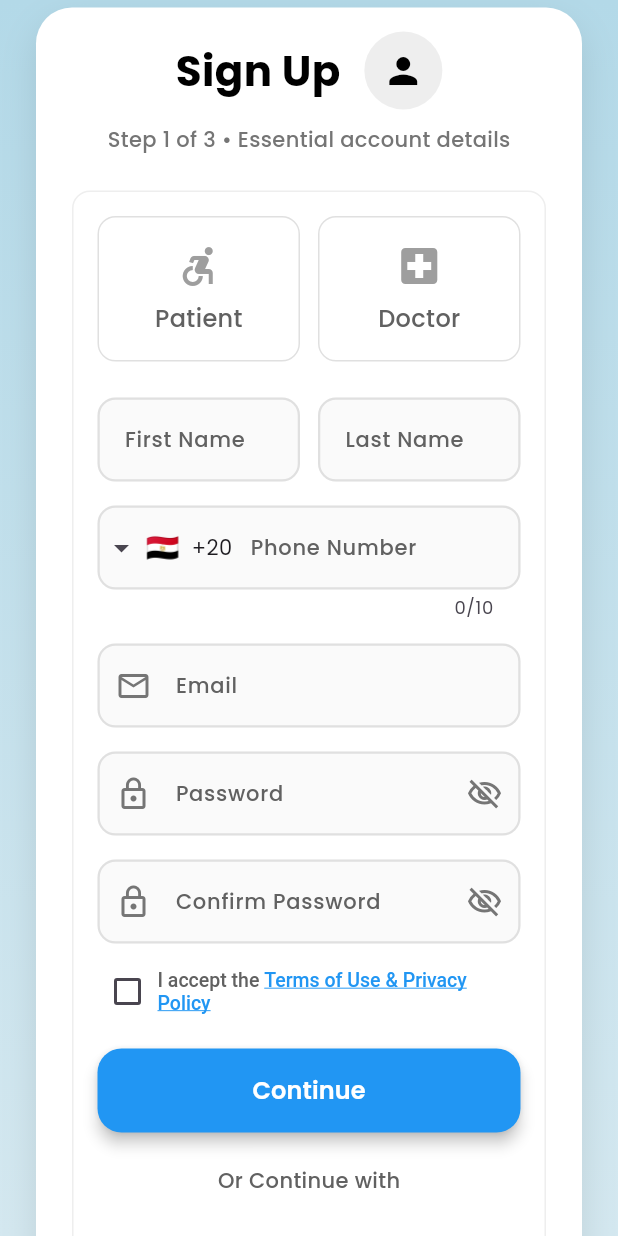
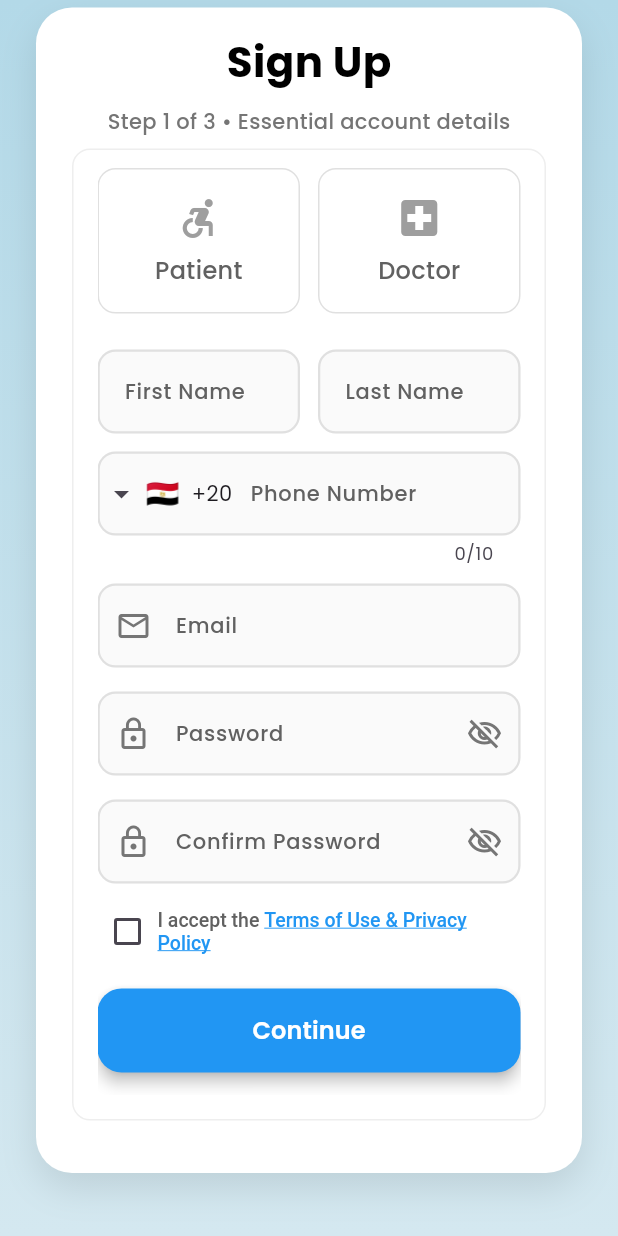
Before and after one commit to Faridanada/Graduation_Project_2026, a Flutter app: the SignUpScreen screen opened by its route, on a phone screen of 412 x 824 dp. Run offline on Flutter 3.47's test engine with Material 3 defaults, Android fonts, the phone set to English and light mode, and no system bars; drawn by our look-alikes of intl_phone_field; our stand-ins replace google_fonts, image_picker, shared_preferences; accounts and stored records are empty.

Commit message:
Update signup and login UI fixes

```diff
--- a/flutter_app/lib/ui/signup.dart
+++ b/flutter_app/lib/ui/signup.dart
@@ -5,10 +5,8 @@ import 'package:image_picker/image_picker.dart';
 import 'package:intl_phone_field/intl_phone_field.dart';
 import '../services/auth_service.dart';
 import '../services/api_service.dart';
-import 'login.dart';
 import 'OnboardingPage.dart';
 import 'TermsAndConditions.dart';
-
 
 class SignUpScreen extends StatefulWidget {
   const SignUpScreen({Key? key}) : super(key: key);
@@ -31,7 +29,6 @@ class _SignUpScreenState extends State<SignUpScreen> {
   late TextEditingController otherDiagnosisController;
   late TextEditingController otherAssistiveDeviceController;
   late TextEditingController otherAllergyController;
-  late TextEditingController otherAffectedAreaController;
   late TextEditingController otherMobilityLevelController;
   late TextEditingController otherMedicationStatusController;
   late TextEditingController otherRehabGoalController;
@@ -45,9 +42,7 @@ class _SignUpScreenState extends State<SignUpScreen> {
   int currentStep = 0;
   String _fullPhoneNumber = '';
   String? selectedGender;
-  String? selectedPainLevel;
   String? selectedDiagnosis;
-  String? selectedAffectedArea;
   String? selectedMobilityLevel;
   String? selectedAssistiveDevice;
   String? selectedMedicationStatus;
@@ -79,7 +74,6 @@ class _SignUpScreenState extends State<SignUpScreen> {
     otherDiagnosisController = TextEditingController();
     otherAssistiveDeviceController = TextEditingController();
     otherAllergyController = TextEditingController();
-    otherAffectedAreaController = TextEditingController();
     otherMobilityLevelController = TextEditingController();
     otherMedicationStatusController = TextEditingController();
     otherRehabGoalController = TextEditingController();
@@ -111,7 +105,6 @@ class _SignUpScreenState extends State<SignUpScreen> {
     otherDiagnosisController.dispose();
     otherAssistiveDeviceController.dispose();
     otherAllergyController.dispose();
-    otherAffectedAreaController.dispose();
     otherMobilityLevelController.dispose();
     otherMedicationStatusController.dispose();
     otherRehabGoalController.dispose();
@@ -274,7 +267,12 @@ class _SignUpScreenState extends State<SignUpScreen> {
   bool _hasSpecialChar(String password) =>
       RegExp(r'[^A-Za-z0-9]').hasMatch(password);
 
-
+  bool get _meetsAllPasswordRequirements =>
+      _hasMinLength(passwordController.text) &&
+      _hasUpperCase(passwordController.text) &&
+      _hasLowerCase(passwordController.text) &&
+      _hasNumber(passwordController.text) &&
+      _hasSpecialChar(passwordController.text);
 
   // Explicit Role tracking variable
   String? selectedRole;
@@ -304,7 +302,9 @@ class _SignUpScreenState extends State<SignUpScreen> {
 
     if (_fullPhoneNumber.isEmpty || !_isPhoneValid(_fullPhoneNumber)) {
       ScaffoldMessenger.of(context).showSnackBar(
-        const SnackBar(content: Text('Please enter a valid phone number with country code')),
+        const SnackBar(
+            content:
+                Text('Please enter a valid phone number with country code')),
       );
       return false;
     }
@@ -381,8 +381,6 @@ class _SignUpScreenState extends State<SignUpScreen> {
 
   bool _validateStepThree() {
     if (selectedDiagnosis == null ||
-        selectedAffectedArea == null ||
-        selectedPainLevel == null ||
         selectedMobilityLevel == null ||
         selectedAssistiveDevice == null ||
         selectedMedicationStatus == null ||
@@ -405,14 +403,6 @@ class _SignUpScreenState extends State<SignUpScreen> {
       return false;
     }
 
-    if (selectedAffectedArea == 'Other' &&
-        otherAffectedAreaController.text.trim().isEmpty) {
-      ScaffoldMessenger.of(context).showSnackBar(
-        const SnackBar(content: Text('Please specify the affected body area')),
-      );
-      return false;
-    }
-
     if (selectedMobilityLevel == 'Other' &&
         otherMobilityLevelController.text.trim().isEmpty) {
       ScaffoldMessenger.of(context).showSnackBar(
@@ -495,7 +485,8 @@ class _SignUpScreenState extends State<SignUpScreen> {
     }
 
     // Prepare Name
-    final fullName = '${firstNameController.text.trim()} ${lastNameController.text.trim()}';
+    final fullName =
+        '${firstNameController.text.trim()} ${lastNameController.text.trim()}';
 
     // Prepare Profile Data Map
     final Map<String, dynamic> profileData = {
@@ -511,15 +502,25 @@ class _SignUpScreenState extends State<SignUpScreen> {
     // If it's a patient, add Step 3 Medical History details
     if (selectedRole != 'doctor') {
       profileData.addAll({
-        "diagnosis": selectedDiagnosis == 'Other' ? otherDiagnosisController.text.trim() : selectedDiagnosis,
-        "affectedArea": selectedAffectedArea == 'Other' ? otherAffectedAreaController.text.trim() : selectedAffectedArea,
-        "currentPainLevel": selectedPainLevel,
-        "mobilityLimitations": selectedMobilityLevel == 'Other' ? otherMobilityLevelController.text.trim() : selectedMobilityLevel,
-        "assistiveDevices": selectedAssistiveDevice == 'Other' ? otherAssistiveDeviceController.text.trim() : selectedAssistiveDevice,
-        "currentMedicationUse": selectedMedicationStatus == 'Other' ? otherMedicationStatusController.text.trim() : selectedMedicationStatus,
-        "allergies": selectedAllergyStatus == 'Other' ? otherAllergyController.text.trim() : selectedAllergyStatus,
+        "diagnosis": selectedDiagnosis == 'Other'
+            ? otherDiagnosisController.text.trim()
+            : selectedDiagnosis,
+        "mobilityLimitations": selectedMobilityLevel == 'Other'
+            ? otherMobilityLevelController.text.trim()
+            : selectedMobilityLevel,
+        "assistiveDevices": selectedAssistiveDevice == 'Other'
+            ? otherAssistiveDeviceController.text.trim()
+            : selectedAssistiveDevice,
+        "currentMedicationUse": selectedMedicationStatus == 'Other'
+            ? otherMedicationStatusController.text.trim()
+            : selectedMedicationStatus,
+        "allergies": selectedAllergyStatus == 'Other'
+            ? otherAllergyController.text.trim()
+            : selectedAllergyStatus,
         "injuryDate": injuryDateController.text.trim(),
-        "rehabilitationGoal": selectedRehabGoal == 'Other' ? otherRehabGoalController.text.trim() : selectedRehabGoal,
+        "rehabilitationGoal": selectedRehabGoal == 'Other'
+            ? otherRehabGoalController.text.trim()
+            : selectedRehabGoal,
       });
     }
 
@@ -656,8 +657,16 @@ class _SignUpScreenState extends State<SignUpScreen> {
   Widget _buildStepOneContent() {
     return Column(
       children: [
-        // ROLE SELECTION UI
-        Row(
+        _buildRoleSelection(),
+        const SizedBox(height: 24),
+        _buildStepOneFormFields(),
+        _buildStepOneSocialButtons(),
+      ],
+    );
+  }
+
+  Widget _buildRoleSelection() {
+    return Row(
       children: [
         Expanded(
           child: GestureDetector(
@@ -757,8 +766,12 @@ class _SignUpScreenState extends State<SignUpScreen> {
           ),
         ),
       ],
-        ),
-        const SizedBox(height: 24),
+    );
+  }
+
+  Widget _buildStepOneFormFields() {
+    return Column(
+      children: [
         Row(
           children: [
             Expanded(
@@ -782,7 +795,7 @@ class _SignUpScreenState extends State<SignUpScreen> {
             ),
           ],
         ),
-        const SizedBox(height: 16),
+        const SizedBox(height: 12),
         IntlPhoneField(
           controller: phoneController,
           initialCountryCode: 'EG',
@@ -804,7 +817,7 @@ class _SignUpScreenState extends State<SignUpScreen> {
             });
           },
         ),
-        const SizedBox(height: 16),
+        const SizedBox(height: 12),
         TextField(
           controller: emailController,
           keyboardType: TextInputType.emailAddress,
@@ -860,7 +873,8 @@ class _SignUpScreenState extends State<SignUpScreen> {
             ),
           ),
         ),
-        if (passwordController.text.isNotEmpty) ...[
+        if (passwordController.text.isNotEmpty &&
+            (!_meetsAllPasswordRequirements || !_passwordsMatch)) ...[
           const SizedBox(height: 12),
           Container(
             padding: const EdgeInsets.all(12),
@@ -956,7 +970,8 @@ class _SignUpScreenState extends State<SignUpScreen> {
                       fontSize: 13,
                       color: Colors.grey[700],
                       fontWeight: FontWeight.w500,
-                      fontFamily: 'Roboto', // Default flutter sans-serif mapping
+                      fontFamily:
+                          'Roboto', // Default flutter sans-serif mapping
                     ),
                     children: const [
                       TextSpan(text: 'I accept the '),
@@ -997,7 +1012,14 @@ class _SignUpScreenState extends State<SignUpScreen> {
             ),
           ),
         ),
-        const SizedBox(height: 22),
+      ],
+    );
+  }
+
+  Widget _buildStepOneSocialButtons() {
+    return Column(
+      children: [
+        const SizedBox(height: 18),
         Text(
           'Or Continue with',
           style: TextStyle(
@@ -1006,7 +1028,7 @@ class _SignUpScreenState extends State<SignUpScreen> {
             fontWeight: FontWeight.w500,
           ),
         ),
-        const SizedBox(height: 14),
+        const SizedBox(height: 12),
         Row(
           mainAxisAlignment: MainAxisAlignment.spaceEvenly,
           children: [
@@ -1031,6 +1053,33 @@ class _SignUpScreenState extends State<SignUpScreen> {
                   fontWeight: FontWeight.bold,
                   color: Color(0xFF1877F2),
                   height: 0.95,
+                ),
+              ),
+            ),
+          ],
+        ),
+        const SizedBox(height: 16),
+        Row(
+          mainAxisAlignment: MainAxisAlignment.center,
+          children: [
+            Text(
+              'Already have an account? ',
+              style: TextStyle(
+                fontSize: 14,
+                color: Colors.grey[600],
+              ),
+            ),
+            GestureDetector(
+              onTap: () {
+                Navigator.of(context).pop();
+              },
+              child: const Text(
+                'Log in here!',
+                style: TextStyle(
+                  fontSize: 14,
+                  fontWeight: FontWeight.bold,
+                  color: Colors.black,
+                  decoration: TextDecoration.underline,
                 ),
               ),
             ),
@@ -1250,65 +1299,6 @@ class _SignUpScreenState extends State<SignUpScreen> {
           ),
         ],
         const SizedBox(height: 16),
-        _buildRehabDropdown(
-          label: 'Affected Body Area',
-          hint: 'Select area',
-          icon: Icons.accessibility_new_outlined,
-          value: selectedAffectedArea,
-          options: const [
-            'Neck',
-            'Shoulder',
-            'Arm',
-            'Back',
-            'Hip',
-            'Knee',
-            'Ankle / Foot',
-            'Multiple Areas',
-            'Other',
-          ],
-          onChanged: (value) {
-            setState(() {
-              selectedAffectedArea = value;
-              if (value != 'Other') {
-                otherAffectedAreaController.clear();
-              }
-            });
-          },
-        ),
-        if (selectedAffectedArea == 'Other') ...[
-          const SizedBox(height: 12),
-          TextField(
-            controller: otherAffectedAreaController,
-            decoration: _inputDecoration(
-              label: 'Specify Other Body Area',
-              hint: 'Enter the affected body area',
-              prefixIcon: Icons.edit_outlined,
-            ),
-          ),
-        ],
-        const SizedBox(height: 16),
-        DropdownButtonFormField<String>(
-          initialValue: selectedPainLevel,
-          isExpanded: true,
-          decoration: _inputDecoration(
-            label: 'Current Pain Level',
-            hint: 'Select pain level (0-10)',
-            prefixIcon: Icons.monitor_heart_outlined,
-          ),
-          borderRadius: BorderRadius.circular(12),
-          items: List.generate(
-            11,
-            (index) => DropdownMenuItem(
-              value: index.toString(),
-              child: Text('$index / 10'),
-            ),
-          ),
-          onChanged: (value) {
-            setState(() {
-              selectedPainLevel = value;
-            });
-          },
-        ),
         const SizedBox(height: 16),
         _buildRehabDropdown(
           label: 'Mobility Limitations',
@@ -1572,7 +1562,97 @@ class _SignUpScreenState extends State<SignUpScreen> {
           ),
         ),
         child: SafeArea(
+          child: currentStep == 0
+              ? Column(
+                  children: [
+                    Expanded(
                       child: SingleChildScrollView(
+                        child: Padding(
+                          padding: const EdgeInsets.symmetric(horizontal: 24.0),
+                          child: Column(
+                            children: [
+                              const SizedBox(height: 5),
+                              Container(
+                                decoration: BoxDecoration(
+                                  color: Colors.white,
+                                  borderRadius: BorderRadius.circular(24),
+                                  boxShadow: [
+                                    BoxShadow(
+                                      color:
+                                          Colors.black.withValues(alpha: 0.10),
+                                      blurRadius: 20,
+                                      offset: const Offset(0, 10),
+                                    ),
+                                  ],
+                                ),
+                                child: Padding(
+                                  padding:
+                                      const EdgeInsets.fromLTRB(24, 16, 24, 35),
+                                  child: Column(
+                                    children: [
+                                      Row(
+                                        mainAxisAlignment:
+                                            MainAxisAlignment.center,
+                                        children: [
+                                          const Text(
+                                            'Sign Up',
+                                            style: TextStyle(
+                                              fontSize: 28,
+                                              fontWeight: FontWeight.bold,
+                                              color: Colors.black,
+                                            ),
+                                          ),
+                                        ],
+                                      ),
+                                      const SizedBox(height: 10),
+                                      Text(
+                                        selectedRole == 'doctor'
+                                            ? 'Step 1 of 2 • Essential account details'
+                                            : 'Step 1 of 3 • Essential account details',
+                                        style: TextStyle(
+                                          fontSize: 14,
+                                          color: Colors.grey[600],
+                                          fontWeight: FontWeight.w500,
+                                        ),
+                                      ),
+                                      const SizedBox(height: 8),
+                                      Container(
+                                        decoration: BoxDecoration(
+                                          color: Colors.white,
+                                          borderRadius:
+                                              BorderRadius.circular(12),
+                                          border: Border.all(
+                                            color: Colors.grey.shade200,
+                                            width: 1,
+                                          ),
+                                        ),
+                                        padding: const EdgeInsets.fromLTRB(
+                                            16, 12, 16, 16),
+                                        child: ConstrainedBox(
+                                          constraints: BoxConstraints(
+                                            maxHeight: MediaQuery.of(context)
+                                                    .size
+                                                    .height *
+                                                0.75,
+                                          ),
+                                          child: SingleChildScrollView(
+                                            child: _buildStepOneContent(),
+                                          ),
+                                        ),
+                                      ),
+                                    ],
+                                  ),
+                                ),
+                              ),
+                              const SizedBox(height: 24),
+                            ],
+                          ),
+                        ),
+                      ),
+                    ),
+                  ],
+                )
+              : SingleChildScrollView(
                   child: Padding(
                     padding: const EdgeInsets.symmetric(horizontal: 24.0),
                     child: Column(
@@ -1594,9 +1674,7 @@ class _SignUpScreenState extends State<SignUpScreen> {
                             ],
                           ),
                           child: Padding(
-                      padding: currentStep == 0
-                          ? const EdgeInsets.fromLTRB(24, 16, 24, 35)
-                          : currentStep == 1
+                            padding: currentStep == 1
                                 ? const EdgeInsets.fromLTRB(24, 16, 24, 80)
                                 : const EdgeInsets.fromLTRB(24, 16, 24, 10),
                             child: Column(
@@ -1612,28 +1690,11 @@ class _SignUpScreenState extends State<SignUpScreen> {
                                         color: Colors.black,
                                       ),
                                     ),
-                              const SizedBox(width: 16),
-                              Container(
-                                padding: const EdgeInsets.all(12),
-                                decoration: BoxDecoration(
-                                  color: Colors.grey[200],
-                                  borderRadius: BorderRadius.circular(50),
-                                ),
-                                child: const Icon(
-                                  Icons.person,
-                                  size: 28,
-                                  color: Colors.black,
-                                ),
-                              ),
                                   ],
                                 ),
                                 const SizedBox(height: 10),
                                 Text(
-                            currentStep == 0
-                                ? (selectedRole == 'doctor'
-                                    ? 'Step 1 of 2 • Essential account details'
-                                    : 'Step 1 of 3 • Essential account details')
-                                : currentStep == 1
+                                  currentStep == 1
                                       ? (selectedRole == 'doctor'
                                           ? 'Step 2 of 2 • Personal information'
                                           : 'Step 2 of 3 • Personal information')
@@ -1644,24 +1705,8 @@ class _SignUpScreenState extends State<SignUpScreen> {
                                     fontWeight: FontWeight.w500,
                                   ),
                                 ),
-                          const SizedBox(height: 24),
-                          if (currentStep == 0)
-                            Container(
-                              decoration: BoxDecoration(
-                                color: Colors.white,
-                                borderRadius: BorderRadius.circular(12),
-                                border: Border.all(
-                                  color: Colors.grey.shade200,
-                                  width: 1,
-                                ),
-                              ),
-                              padding: const EdgeInsets.symmetric(
-                                horizontal: 16,
-                                vertical: 16,
-                              ),
-                              child: _buildStepOneContent(),
-                            )
-                          else if (currentStep == 1)
+                                const SizedBox(height: 8),
+                                if (currentStep == 1)
                                   Container(
                                     decoration: BoxDecoration(
                                       color: Colors.white,
@@ -1687,12 +1732,13 @@ class _SignUpScreenState extends State<SignUpScreen> {
                                         width: 1,
                                       ),
                                     ),
-                              padding:
-                                  const EdgeInsets.fromLTRB(16, 24, 16, 16),
+                                    padding: const EdgeInsets.fromLTRB(
+                                        16, 24, 16, 16),
                                     child: ConstrainedBox(
                                       constraints: BoxConstraints(
                                         maxHeight:
-                                      MediaQuery.of(context).size.height * 0.75,
+                                            MediaQuery.of(context).size.height *
+                                                0.75,
                                       ),
                                       child: SingleChildScrollView(
                                         child: _buildStepThreeContent(),
@@ -1789,18 +1835,23 @@ class _SocialAuthButton extends StatelessWidget {
 
   @override
   Widget build(BuildContext context) {
-    return InkWell(
+    return SizedBox(
+      width: 64,
+      height: 64,
+      child: Material(
+        color: Colors.transparent,
+        child: InkWell(
           onTap: onTap,
           borderRadius: BorderRadius.circular(14),
-      child: Ink(
-        width: 72,
-        height: 56,
+          child: Container(
             decoration: BoxDecoration(
-          color: Colors.grey[100],
+              color: Colors.white,
               borderRadius: BorderRadius.circular(14),
-          border: Border.all(color: Colors.grey.shade300),
+              border: Border.all(color: const Color(0xFFD0D7DE), width: 1.5),
             ),
             child: Center(child: child),
+          ),
+        ),
       ),
     );
   }
```
Also changed, not shown: flutter_app/lib/ui/login.dart (+35 -34 lines), flutter_app/pubspec.lock, 1 other file. Lines whose indentation alone changed are shown as unchanged.
